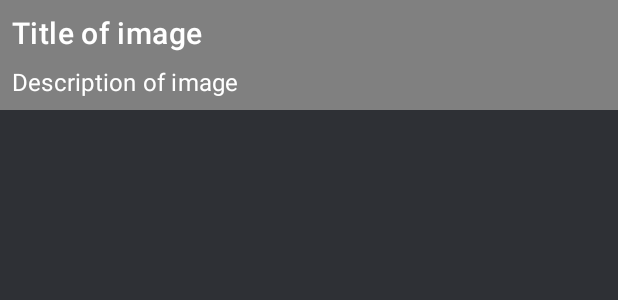
After one commit to edgars-supe/imgur, an Android app: the layout fragment_image.xml on its own in the app's theme, with its tools: preview values and no code run, on a phone screen of 412 x 824 dp. The commit adds this screen. Shown: the top 300 px of the screen. Run offline under Robolectric (Android 15) with nearby library versions, the phone set to English and light mode, and no system bars.

Commit message:
Implement image view

```diff
--- a/app/src/main/java/lv/esupe/imgur/MainActivity.kt
+++ b/app/src/main/java/lv/esupe/imgur/MainActivity.kt
@@ -27,10 +27,7 @@ class MainActivity : AppCompatActivity(), Navigator, ToolbarController {
     }
 
     override fun showImage(image: ImgurItem.Image) {
-        supportFragmentManager.beginTransaction()
-            .replace(R.id.main_container, ImageFragment.newInstance())
-            .addToBackStack(image.id)
-            .commit()
+        ImageFragment.newInstance(image).show(supportFragmentManager, null)
     }
 
     override fun showAlbum(album: ImgurItem.Album) {
--- a/app/src/main/java/lv/esupe/imgur/ui/album/AlbumViewModel.kt
+++ b/app/src/main/java/lv/esupe/imgur/ui/album/AlbumViewModel.kt
@@ -39,7 +39,7 @@ class AlbumViewModel @Inject constructor(
     private fun onAlbumSet(album: ImgurItem.Album) {
         this.album = album
         val state = AlbumState(
-            title = album.title ?: stringProvider.getString(R.string.album_untitled),
+            title = album.title ?: stringProvider.getString(R.string.untitled),
             author = album.author,
             upvotes = album.upvotes,
             downvotes = album.downvotes,
--- /dev/null
+++ b/app/src/main/res/layout/fragment_image.xml
@@ -0,0 +1,44 @@
+<?xml version="1.0" encoding="utf-8"?>
+<androidx.core.widget.NestedScrollView
+    xmlns:android="http://schemas.android.com/apk/res/android"
+    xmlns:tools="http://schemas.android.com/tools"
+    android:layout_width="match_parent"
+    android:layout_height="match_parent"
+    >
+
+    <LinearLayout
+        android:layout_width="match_parent"
+        android:layout_height="wrap_content"
+        android:orientation="vertical"
+        android:background="@color/grey"
+        >
+
+        <TextView
+            android:id="@+id/image_title"
+            style="@style/Image.Text"
+            android:layout_width="wrap_content"
+            android:layout_height="wrap_content"
+            android:textAppearance="?textAppearanceHeadline6"
+            tools:text="Title of image"
+            />
+
+        <TextView
+            android:id="@+id/image_description"
+            style="@style/Image.Text"
+            android:layout_width="wrap_content"
+            android:layout_height="wrap_content"
+            android:textAppearance="?textAppearanceSubtitle1"
+            tools:text="Description of image"
+            />
+
+        <ImageView
+            android:id="@+id/image_container"
+            android:layout_width="match_parent"
+            android:layout_height="wrap_content"
+            android:layout_marginTop="@dimen/spacing_mini"
+            android:background="@color/grey"
+            />
+
+    </LinearLayout>
+
+</androidx.core.widget.NestedScrollView>
--- a/app/src/main/res/layout/item_album_image.xml
+++ b/app/src/main/res/layout/item_album_image.xml
@@ -13,7 +13,6 @@
         android:layout_width="@dimen/album_image_size"
         android:layout_height="@dimen/album_image_size"
         android:scaleType="centerCrop"
-        android:contentDescription="@string/album_image_content_desc"
         />
 
 </androidx.cardview.widget.CardView>
--- a/app/src/main/res/layout/view_error.xml
+++ b/app/src/main/res/layout/view_error.xml
@@ -12,7 +12,6 @@
         android:id="@+id/error_image"
         android:layout_width="wrap_content"
         android:layout_height="wrap_content"
-        android:contentDescription="@string/error_image_content_desc"
         android:src="@drawable/ic_alert"
         />
 
--- a/app/src/main/res/values/dimens.xml
+++ b/app/src/main/res/values/dimens.xml
@@ -13,4 +13,6 @@
     <dimen name="item_image_card_corner_radius">4dp</dimen>
 
     <dimen name="album_image_size">96dp</dimen>
+
+    <dimen name="bottom_sheet_corner_radius">16dp</dimen>
 </resources>
--- a/app/src/main/res/values/styles.xml
+++ b/app/src/main/res/values/styles.xml
@@ -10,4 +10,11 @@
         <item name="android:drawablePadding">@dimen/spacing_micro</item>
         <item name="android:layout_marginStart">@dimen/spacing_mini</item>
     </style>
+
+    <style name="Image.Text" parent="">
+        <item name="android:textColor">@android:color/white</item>
+        <item name="android:layout_marginStart">@dimen/spacing_mini</item>
+        <item name="android:layout_marginEnd">@dimen/spacing_mini</item>
+        <item name="android:layout_marginTop">@dimen/spacing_mini</item>
+    </style>
 </resources>
```
Also changed, not shown: app/src/main/java/lv/esupe/imgur/ui/image/ImageFragment.kt (+56 -4 lines), app/src/main/java/lv/esupe/imgur/ui/image/ImageState.kt (added, +7 -0 lines), app/src/main/java/lv/esupe/imgur/ui/image/ImageViewModel.kt (+29 -2 lines), app/src/main/java/lv/esupe/imgur/ui/master/recycler/ItemViewHolder.kt (+4 -4 lines), app/src/main/res/layout/item_imgur.xml (+7 -8 lines), app/src/main/res/values/strings.xml (+1 -8 lines).
